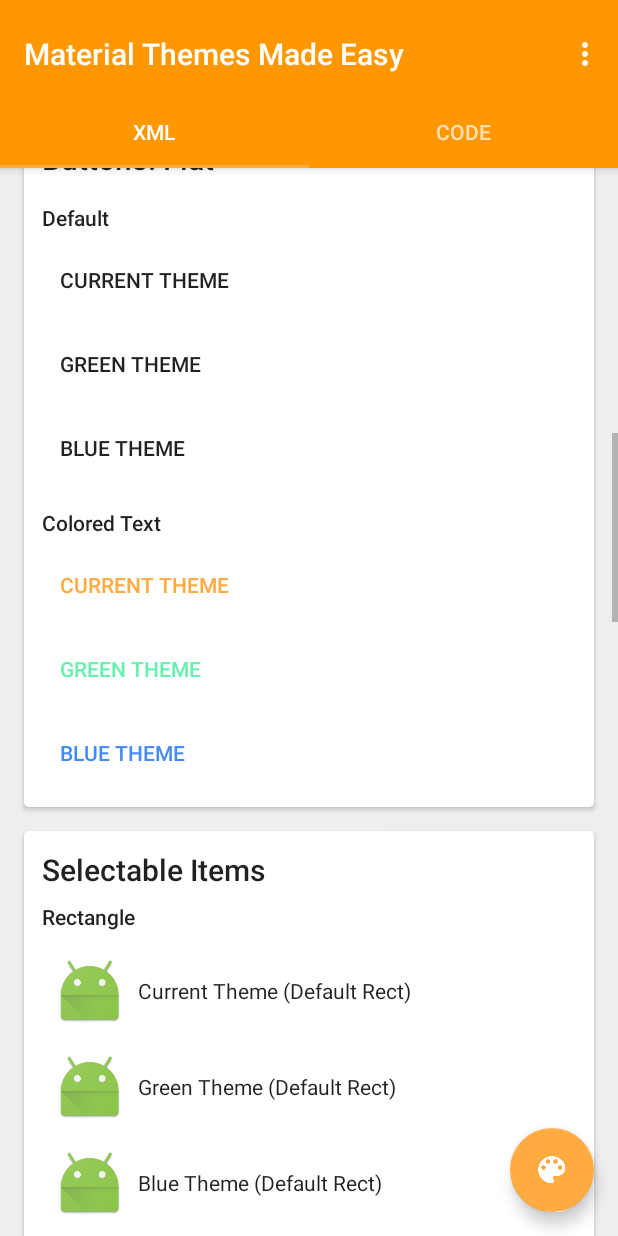
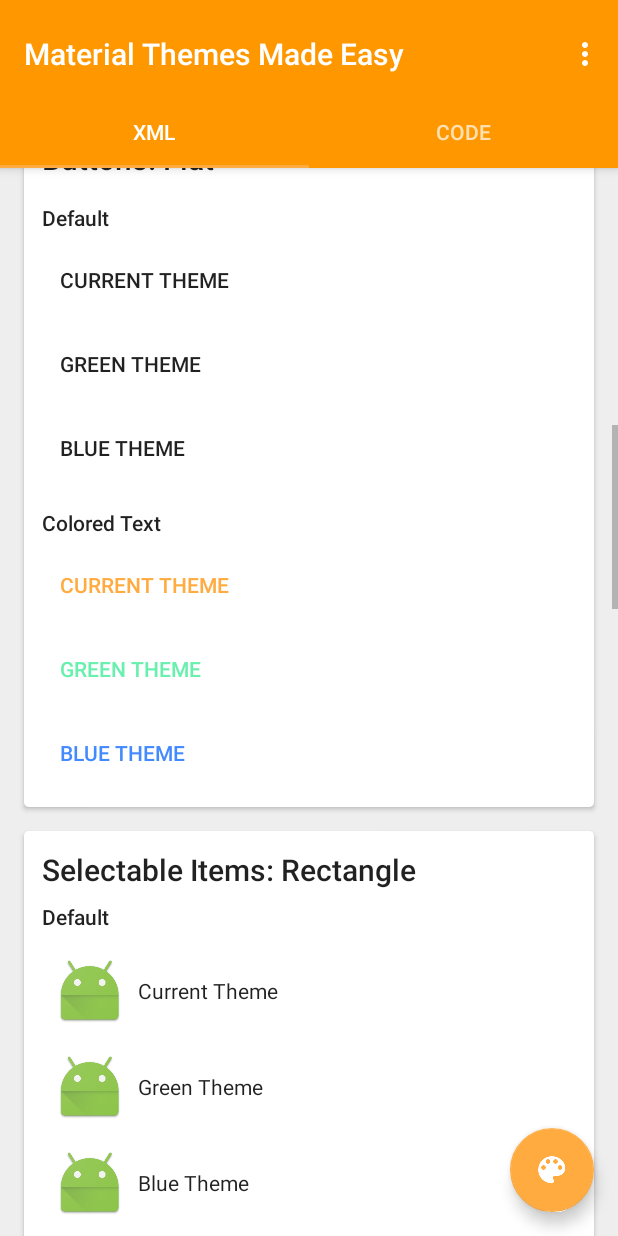
Before and after one commit to StevenByle/Android-Material-Themes-Demo, an Android app: the screen it shows after launch (HomeActivity), scrolled down 996 dp, on a phone screen of 412 x 824 dp. Run offline under Robolectric (Android 15) with nearby library versions, the phone set to English and light mode, and no system bars.

Commit message:
Reorganized selectable item cards.

```diff
--- a/MaterialThemesMadeEasy/app/src/main/res/layout/fragment_theme_by_xml.xml
+++ b/MaterialThemesMadeEasy/app/src/main/res/layout/fragment_theme_by_xml.xml
@@ -258,14 +258,14 @@
                 <TextView
                     android:layout_width="wrap_content"
                     android:layout_height="wrap_content"
-                    android:text="Selectable Items"
+                    android:text="Selectable Items: Rectangle"
                     android:textAppearance="@style/TextStyle.Title"/>
 
                 <TextView
                     android:layout_width="wrap_content"
                     android:layout_height="wrap_content"
                     android:layout_marginTop="@dimen/material_element_spacing_small"
-                    android:text="Rectangle"
+                    android:text="Default"
                     android:textAppearance="@style/TextStyle.Body2"/>
 
                 <LinearLayout
@@ -286,7 +286,7 @@
                     <TextView
                         android:layout_width="wrap_content"
                         android:layout_height="wrap_content"
-                        android:text="Current Theme (Default Rect)"
+                        android:text="Current Theme"
                         android:textAppearance="@style/TextStyle.Body1"/>
                 </LinearLayout>
 
@@ -308,7 +308,7 @@
                     <TextView
                         android:layout_width="wrap_content"
                         android:layout_height="wrap_content"
-                        android:text="Green Theme (Default Rect)"
+                        android:text="Green Theme"
                         android:textAppearance="@style/TextStyle.Body1"/>
                 </LinearLayout>
 
@@ -330,9 +330,16 @@
                     <TextView
                         android:layout_width="wrap_content"
                         android:layout_height="wrap_content"
-                        android:text="Blue Theme (Default Rect)"
+                        android:text="Blue Theme"
                         android:textAppearance="@style/TextStyle.Body1"/>
                 </LinearLayout>
+
+                <TextView
+                    android:layout_width="wrap_content"
+                    android:layout_height="wrap_content"
+                    android:layout_marginTop="@dimen/material_element_spacing_small"
+                    android:text="Colored"
+                    android:textAppearance="@style/TextStyle.Body2"/>
 
                 <LinearLayout
                     style="@style/SelectableItemStyle.Rect.Colored"
@@ -351,7 +358,7 @@
                     <TextView
                         android:layout_width="wrap_content"
                         android:layout_height="wrap_content"
-                        android:text="Current Theme (Colored Rect)"
+                        android:text="Current Theme"
                         android:textAppearance="@style/TextStyle.Body1"/>
                 </LinearLayout>
 
@@ -373,7 +380,7 @@
                     <TextView
                         android:layout_width="wrap_content"
                         android:layout_height="wrap_content"
-                        android:text="Green Theme (Colored Rect)"
+                        android:text="Green Theme"
                         android:textAppearance="@style/TextStyle.Body1"/>
                 </LinearLayout>
 
@@ -395,15 +402,33 @@
                     <TextView
                         android:layout_width="wrap_content"
                         android:layout_height="wrap_content"
-                        android:text="Blue Theme (Colored Rect)"
+                        android:text="Blue Theme"
                         android:textAppearance="@style/TextStyle.Body1"/>
                 </LinearLayout>
+            </LinearLayout>
+        </android.support.v7.widget.CardView>
+
+        <android.support.v7.widget.CardView
+            style="@style/CardViewStyle"
+            android:layout_width="match_parent"
+            android:layout_height="wrap_content">
+
+            <LinearLayout
+                android:layout_width="match_parent"
+                android:layout_height="wrap_content"
+                android:orientation="vertical">
+
+                <TextView
+                    android:layout_width="wrap_content"
+                    android:layout_height="wrap_content"
+                    android:text="Selectable Items: Rounded Rectangle"
+                    android:textAppearance="@style/TextStyle.Title"/>
 
                 <TextView
                     android:layout_width="wrap_content"
                     android:layout_height="wrap_content"
                     android:layout_marginTop="@dimen/material_element_spacing_small"
-                    android:text="Rounded Rectangle"
+                    android:text="Default"
                     android:textAppearance="@style/TextStyle.Body2"/>
 
                 <LinearLayout
@@ -471,6 +496,13 @@
                         android:text="Blue Theme (Default Rounded Rect)"
                         android:textAppearance="@style/TextStyle.Body1"/>
                 </LinearLayout>
+
+                <TextView
+                    android:layout_width="wrap_content"
+                    android:layout_height="wrap_content"
+                    android:layout_marginTop="@dimen/material_element_spacing_small"
+                    android:text="Colored"
+                    android:textAppearance="@style/TextStyle.Body2"/>
 
                 <LinearLayout
                     style="@style/SelectableItemStyle.RoundedRect.Colored"
```
